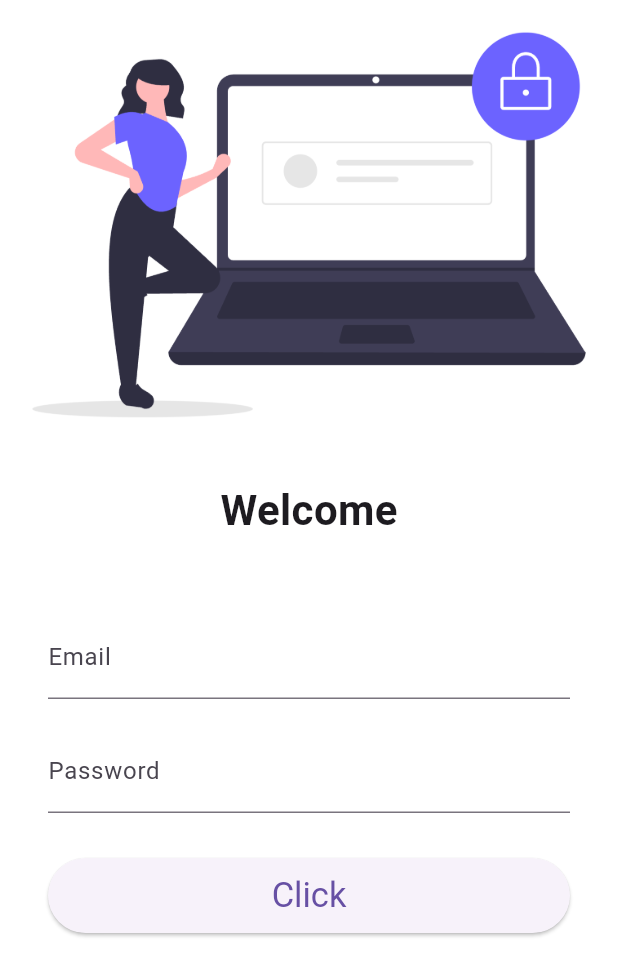
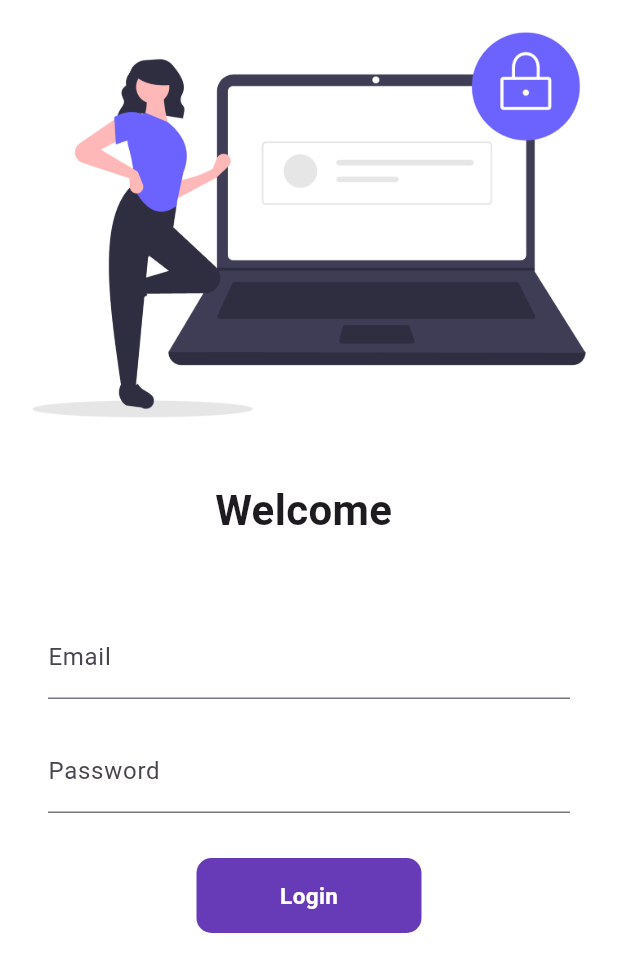
Before and after one commit to harshxframe/flutter_learning_dev, a Flutter app: the screen it shows after launch, on a phone screen of 412 x 824 dp. Shown: the top 976 px of the screen. Run offline on Flutter 3.47's test engine with Material 3 defaults, Android fonts, the phone set to English and light mode, and no system bars; our stand-ins replace google_fonts.

Commit message:
Day Six completed

```diff
--- a/lib/pages/login_page.dart
+++ b/lib/pages/login_page.dart
@@ -2,8 +2,17 @@ import 'package:flutter/foundation.dart';
 import 'package:flutter/material.dart';
 import 'package:flutter_learning_dev/utils/routes.dart';
 
-class LoginPage extends StatelessWidget {
+class LoginPage extends StatefulWidget {
   const LoginPage({super.key});
+
+  @override
+  State<LoginPage> createState() => _LoginPageState();
+}
+
+class _LoginPageState extends State<LoginPage> {
+  String name = "";
+  bool changeBtn = false;
+
 
   @override
   Widget build(BuildContext context) {
@@ -15,7 +24,7 @@ class LoginPage extends StatelessWidget {
             Image.asset("assets/images/img.png", fit: BoxFit.cover, height: 300),
             SizedBox(height: 20.0),
             Text(
-              "Welcome",
+              "Welcome $name",
               style: TextStyle(fontSize: 28, fontWeight: FontWeight.bold),
             ),
             SizedBox(height: 30.0),
@@ -24,11 +33,15 @@ class LoginPage extends StatelessWidget {
               child: Column(
                 children: [
                   TextFormField(
-                    obscureText: true,
+                    obscureText: false,
                     decoration: InputDecoration(
                       hintText: "Email",
-                      labelText: "Email",
+                      labelText: "Email"
                     ),
+                    onChanged: (value){
+                      name = value;
+                      setState(() {});
+                    },
                   ),
                   SizedBox(height: 20.0),
                   TextFormField(
@@ -39,16 +52,42 @@ class LoginPage extends StatelessWidget {
                     ),
                   ),
                   SizedBox(height: 30),
-                  ElevatedButton(
-                    style: TextButton.styleFrom(
-                      minimumSize: Size(double.infinity, 50),
-                      textStyle: TextStyle(fontSize: 23),
-                    ),
-                    onPressed: () {
-                      Navigator.pushNamed(context,MyRoutes.homeRoute);
-                    },
-                    child: Text("Click"),
-                  ),
+                  InkWell(
+                      onTap: () async {
+                        setState(() {
+                          if(changeBtn){
+                            changeBtn=false;
+                          }else{
+                            changeBtn=true;
+                          }
+                        });
+                        await Future.delayed(Duration(seconds: 1));
+                        Navigator.pushNamed(context, MyRoutes.homeRoute);
+
+                      },
+                      child:AnimatedContainer(
+                        duration: Duration(seconds: 1),
+                        height: 50,
+                        width: changeBtn? 50:150,
+                        decoration: BoxDecoration(color: Colors.deepPurple,
+                            borderRadius: BorderRadius.circular(changeBtn? 50:10)
+                        ),
+                        child:Center(
+                          child: changeBtn? Icon(Icons.done, color: Colors.white):Text("Login", style: TextStyle(color: Colors.white, fontSize: 15, fontWeight: FontWeight.bold)),
+                        ),
+                      )
+                  )
+
+                  // ElevatedButton(
+                  //   style: TextButton.styleFrom(
+                  //     minimumSize: Size(double.infinity, 50),
+                  //     textStyle: TextStyle(fontSize: 23),
+                  //   ),
+                  //   onPressed: () {
+                  //     Navigator.pushNamed(context,MyRoutes.homeRoute);
+                  //   },
+                  //   child: Text("Click"),
+                  // ),
                 ],
               ),
             ),
```
